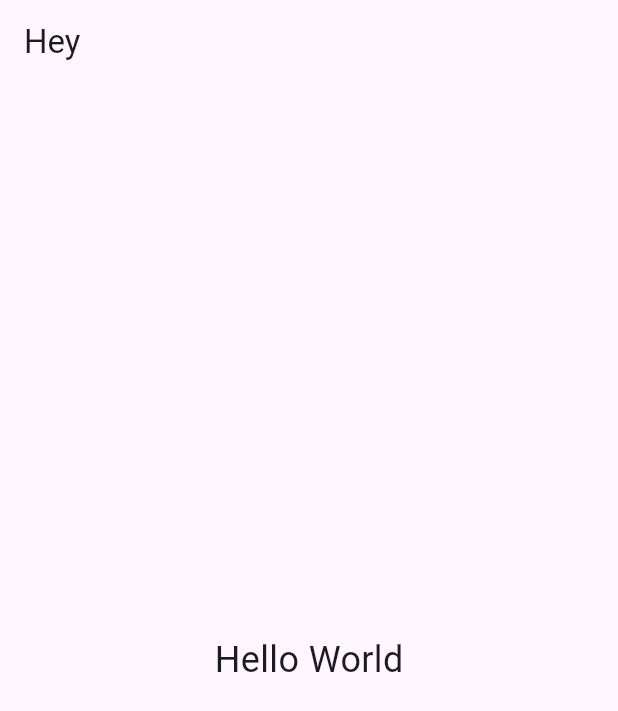
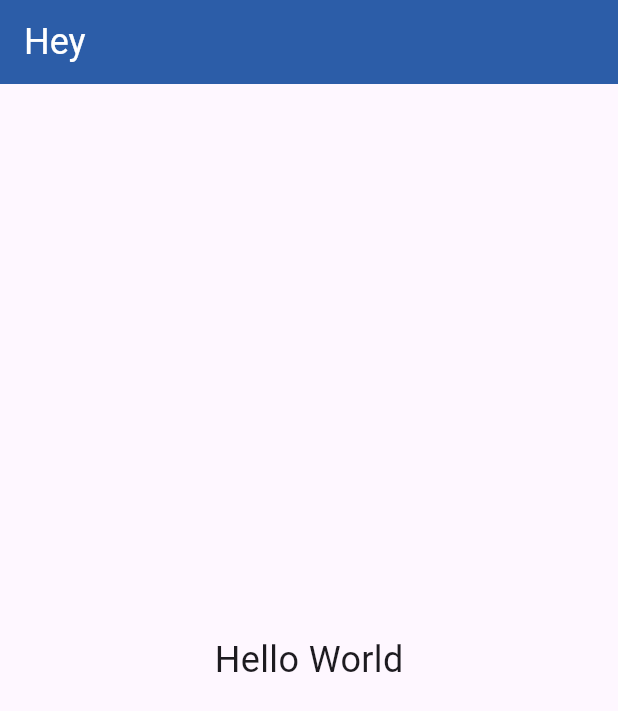
Before and after one commit to KTharushi11/yt_test_app, a Flutter app: the screen it shows after launch, on a phone screen of 412 x 824 dp. Shown: the top 711 px of the screen. Run offline on Flutter 3.47's test engine with Material 3 defaults, Android fonts, the light colour scheme and no system bars; our stand-ins replace device_preview.

Commit message:
Update main.dart

```diff
--- a/lib/main.dart
+++ b/lib/main.dart
@@ -26,8 +26,10 @@ class MyApp extends StatelessWidget{
       debugShowCheckedModeBanner: false,
       home: Scaffold(
         appBar: AppBar(
+          backgroundColor: const Color.fromARGB(255, 44, 93, 168),
           title: Text(
-            "Hey"
+            "Hey",
+            style: TextStyle(fontSize: 24.0, color: Colors.white),
           ),
         ),
         body: Center(
```
